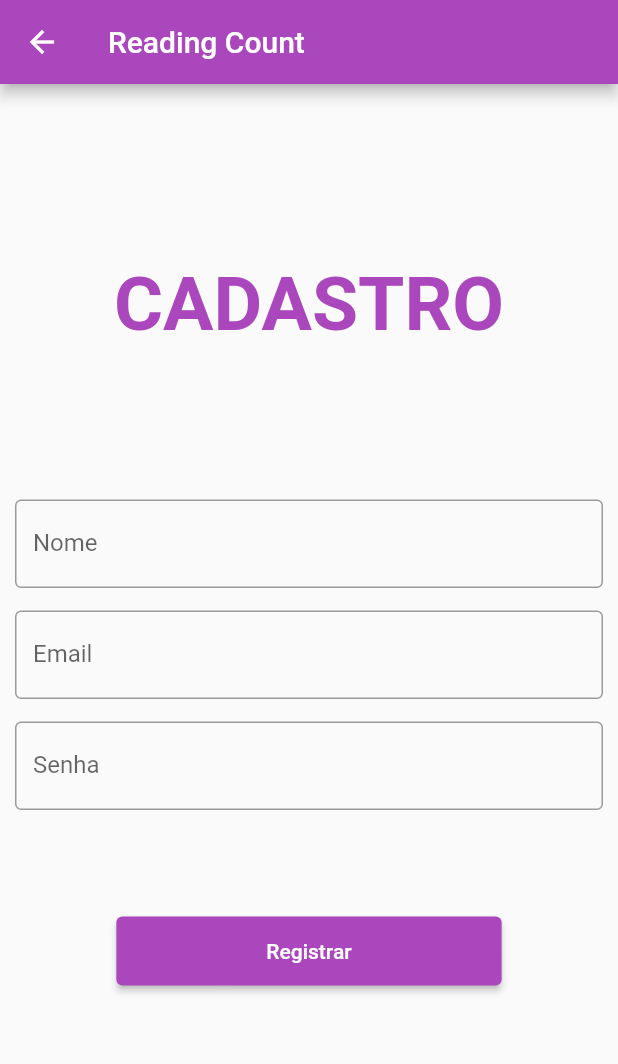
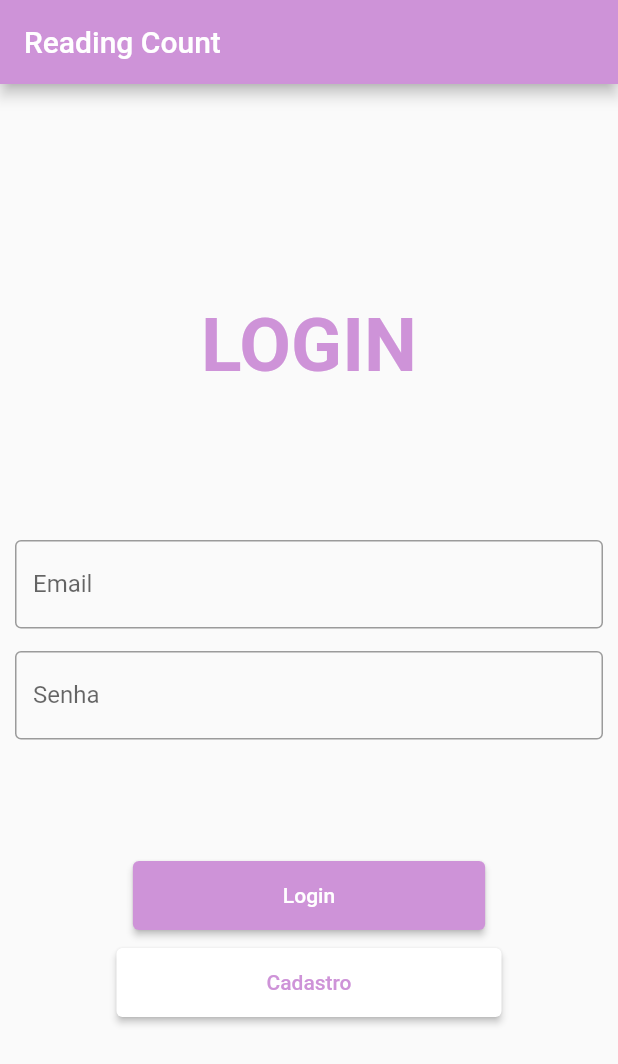
Before and after one commit to SariaBarros/ProgMobT2, a Flutter app: the screen it shows after launch, on a phone screen of 412 x 824 dp. Shown: the top 1064 px of the screen. Run offline on Flutter 3.47's test engine with Material 2 defaults, Android fonts, the light colour scheme and no system bars.

Commit message:
adiciona navegação

```diff
--- a/readingcount/lib/main.dart
+++ b/readingcount/lib/main.dart
@@ -1,15 +1,20 @@
 import 'package:flutter/material.dart';
-import 'cadastro.dart';
-import 'login.dart';
+import 'telas/telas.dart';
 
 void main() {
   runApp(const MyApp());
 }
 
-class MyApp extends StatelessWidget {
+class MyApp extends StatefulWidget {
   const MyApp({Key? key}) : super(key: key);
 
-  // This widget is the root of your application.
+  @override
+  State<MyApp> createState() => _MyAppState();
+}
+
+class _MyAppState extends State<MyApp> {
+  bool _tocouRegistro = false;
+
   @override
   Widget build(BuildContext context) {
     final ThemeData theme = ThemeData();
@@ -21,32 +26,30 @@ class MyApp extends StatelessWidget {
         primary: Colors.black,
         secondary: Colors.pink,
       )),
-      home: const Cadastro(),
-      // home: const MyHomePage(
-      //   title: 'Reading Count',
-      // ),
-    );
-  }
-}
-
-class MyHomePage extends StatefulWidget {
-  const MyHomePage({Key? key, required this.title}) : super(key: key);
-  final String title;
-
-  @override
-  State<MyHomePage> createState() => _MyHomePageState();
-}
-
-class _MyHomePageState extends State<MyHomePage> {
-  @override
-  Widget build(BuildContext context) {
-    return Scaffold(
-      appBar: AppBar(
-        title: const Text('ReadindCount'),
-      ),
-      body: SafeArea(
-        child: Container(),
+      home: Navigator(
+        pages: [
+          MaterialPage(
+            child: TelaLogin(
+              setTocouRegistro: _setTocouRegistro,
+            ),
+          ),
+          if (_tocouRegistro)
+            MaterialPage(
+              child: TelaCadastro(
+                setTocouRegistro: _setTocouRegistro,
+              ),
+            ),
+        ],
+        onPopPage: (route, result) {
+          return route.didPop(result);
+        },
       ),
     );
   }
+
+  void _setTocouRegistro(bool valor) {
+    setState(() {
+      _tocouRegistro = valor;
+    });
+  }
 }
--- a/readingcount/lib/cadastro.dart
+++ b/readingcount/lib/telas/tela_cadastro.dart
@@ -1,14 +1,17 @@
 import 'package:flutter/material.dart';
 import 'package:flutter/services.dart';
 
-class Cadastro extends StatefulWidget {
-  const Cadastro({Key? key}) : super(key: key);
+class TelaCadastro extends StatefulWidget {
+  final void Function(bool) setTocouRegistro;
+
+  const TelaCadastro({Key? key, required this.setTocouRegistro})
+      : super(key: key);
 
   @override
-  _CadastroState createState() => _CadastroState();
+  _TelaCadastroState createState() => _TelaCadastroState();
 }
 
-class _CadastroState extends State<Cadastro> {
+class _TelaCadastroState extends State<TelaCadastro> {
   String _nome = '';
   String _email = '';
   String _senha = '';
@@ -54,7 +57,9 @@ class _CadastroState extends State<Cadastro> {
           automaticallyImplyLeading: true,
           leading: IconButton(
             icon: const Icon(Icons.arrow_back),
-            onPressed: () => Navigator.pop(context, false),
+            onPressed: () {
+              widget.setTocouRegistro(false);
+            },
           ),
           backgroundColor: Colors.purple.shade400,
         ),
--- a/readingcount/lib/login.dart
+++ b/readingcount/lib/telas/tela_login.dart
@@ -1,14 +1,16 @@
 import 'package:flutter/material.dart';
 import 'package:flutter/services.dart';
 
-class Login extends StatefulWidget {
-  const Login({Key? key}) : super(key: key);
+class TelaLogin extends StatefulWidget {
+  final void Function(bool) setTocouRegistro;
+
+  const TelaLogin({Key? key, required this.setTocouRegistro}) : super(key: key);
 
   @override
-  _LoginState createState() => _LoginState();
+  _TelaLoginState createState() => _TelaLoginState();
 }
 
-class _LoginState extends State<Login> {
+class _TelaLoginState extends State<TelaLogin> {
   final _emailController = TextEditingController();
   String _email = '';
   final _senhaController = TextEditingController();
@@ -102,7 +104,9 @@ class _LoginState extends State<Login> {
                   height: 10,
                 ),
                 ElevatedButton(
-                  onPressed: () {},
+                  onPressed: () {
+                    widget.setTocouRegistro(true);
+                  },
                   child: const Text('Cadastro'),
                   style: ElevatedButton.styleFrom(
                     primary: Colors.white,
--- /dev/null
+++ b/readingcount/lib/telas/telas.dart
@@ -0,0 +1,2 @@
+export 'tela_cadastro.dart';
+export 'tela_login.dart';
```
